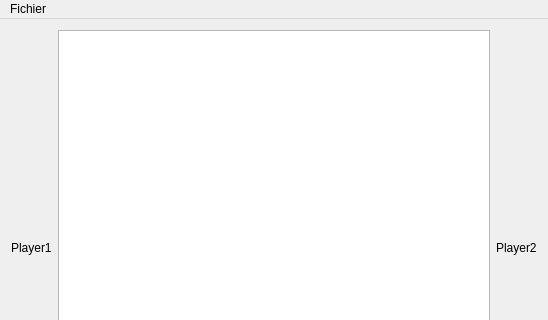
paboccard/Projet_Prog_Jeu, file preprojet/CV/Gauffre/GameWindow.ui: the form before one commit; both pictures show x 0 to 548 and y 0 to 320 of the 548 by 526 pixel window.
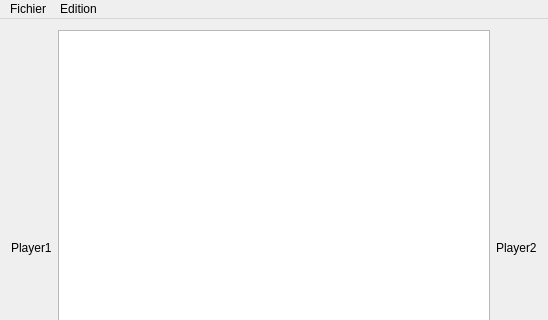
The form after the commit.

Commit message: ajout feunetre gagnant

The edit to the form file:
```diff
--- a/preprojet/CV/Gauffre/GameWindow.ui
+++ b/preprojet/CV/Gauffre/GameWindow.ui
@@ -102,7 +102,15 @@
     <addaction name="actionCharger"/>
     <addaction name="actionQuitter"/>
    </widget>
+   <widget class="QMenu" name="menuEdition">
+    <property name="title">
+     <string>Edition</string>
+    </property>
+    <addaction name="actionAnnuler"/>
+    <addaction name="actionRefaire"/>
+   </widget>
    <addaction name="menuFichier"/>
+   <addaction name="menuEdition"/>
   </widget>
   <widget class="QStatusBar" name="statusBar"/>
   <action name="actionConfigurer_une_partie">
```
Left out of the diff: 10 changed lines with no effect on the pictures. The commit also changes 2 other files.
